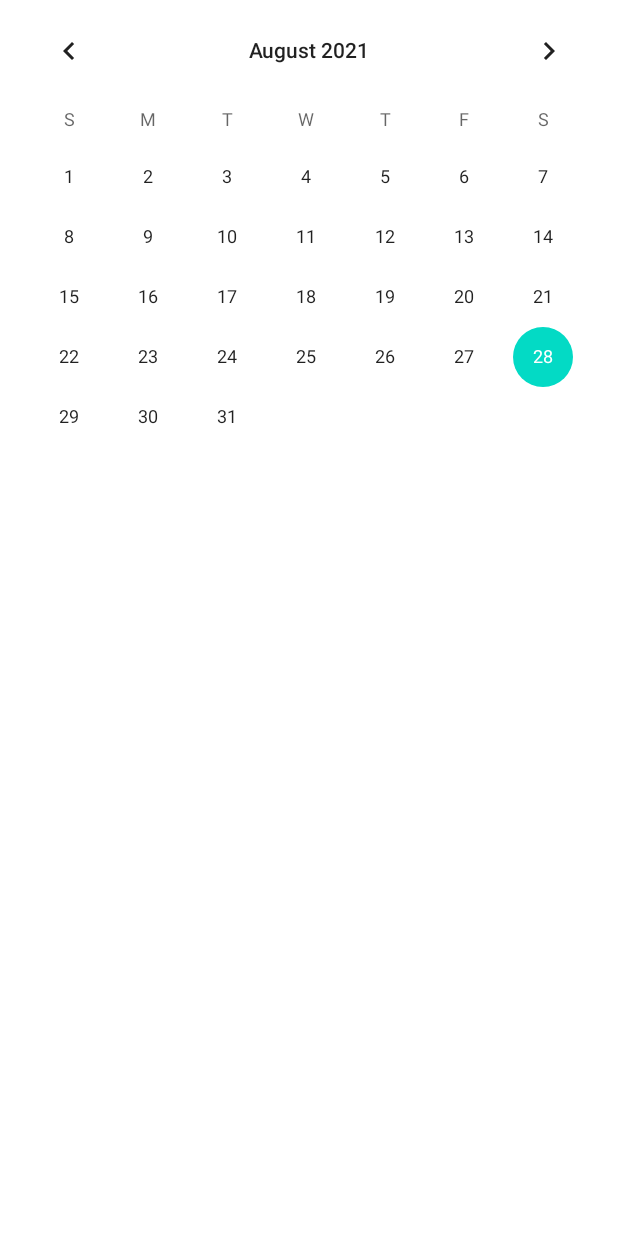
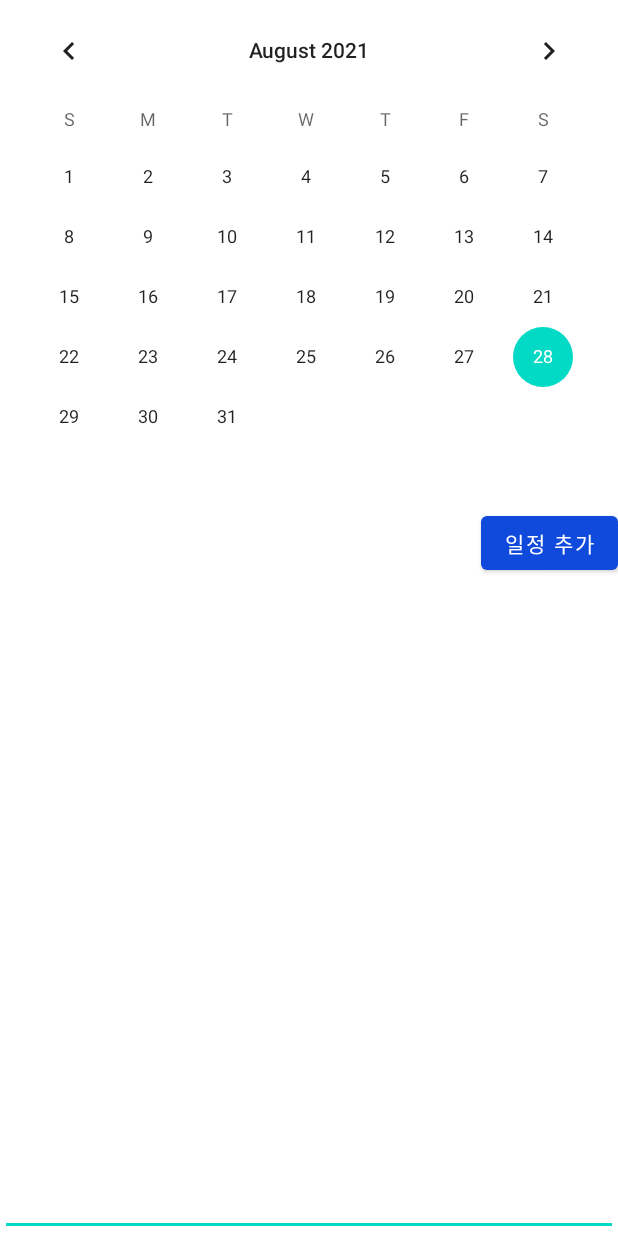
Before and after one commit to ghchoi0427/Android-Sandbox, an Android app: the ScheduleActivity screen opened directly, with no data from a screen before it, on a phone screen of 412 x 824 dp. Run offline under Robolectric (Android 15) with nearby library versions, the light colour scheme and no system bars.

Commit message:
feat: 게시 버튼, 입력창

```diff
--- a/app/src/main/res/layout/activity_schedule.xml
+++ b/app/src/main/res/layout/activity_schedule.xml
@@ -8,4 +8,17 @@
         android:id="@+id/calendarView"
         android:layout_width="match_parent"
         android:layout_height="wrap_content" />
+
+    <Button
+        android:id="@+id/btn_schedule_upload"
+        android:layout_width="wrap_content"
+        android:layout_height="wrap_content"
+        android:layout_gravity="right"
+        android:text="일정 추가" />
+
+    <EditText
+        android:id="@+id/txt_todo"
+        android:layout_width="match_parent"
+        android:layout_height="match_parent"
+        android:text="" />
 </LinearLayout>
```
